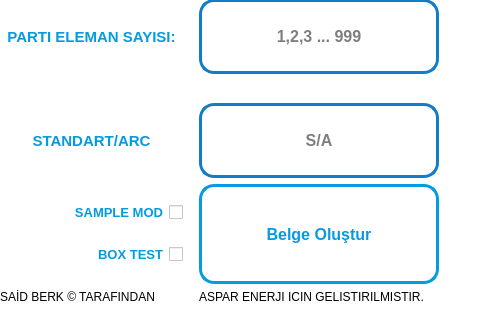
saidberk27/asparser, file Arayüz/arayuz2.ui: the form before one commit; both pictures show x 0 to 480 and y 655 to 975 of the 630 by 975 pixel window.
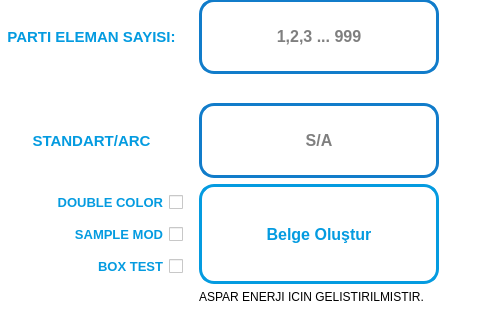
The form after the commit.

Commit message: Double Color Mod Eklendi

What changed in the file:
```diff
--- a/Arayüz/arayuz2.ui
+++ b/Arayüz/arayuz2.ui
@@ -376,13 +376,6 @@
        </property>
       </widget>
      </item>
-     <item row="16" column="0">
-      <widget class="QLabel" name="label_2">
-       <property name="text">
-        <string>SAİD BERK © TARAFINDAN</string>
-       </property>
-      </widget>
-     </item>
      <item row="4" column="0">
       <spacer name="verticalSpacer_2">
        <property name="orientation">
@@ -643,6 +636,26 @@
      </item>
      <item row="14" column="0">
       <layout class="QVBoxLayout" name="verticalLayout">
+       <item>
+        <widget class="QCheckBox" name="double_color_checkBox">
+         <property name="font">
+          <font>
+           <pointsize>10</pointsize>
+           <weight>75</weight>
+           <bold>true</bold>
+          </font>
+         </property>
+         <property name="layoutDirection">
+          <enum>Qt::RightToLeft</enum>
+         </property>
+         <property name="styleSheet">
+          <string notr="true">color: rgb(4, 155, 224);</string>
+         </property>
+         <property name="text">
+          <string>DOUBLE COLOR</string>
+         </property>
+        </widget>
+       </item>
        <item>
         <widget class="QCheckBox" name="sample_mod_checkBox">
          <property name="font">
```
The commit also changes 103 other files.
